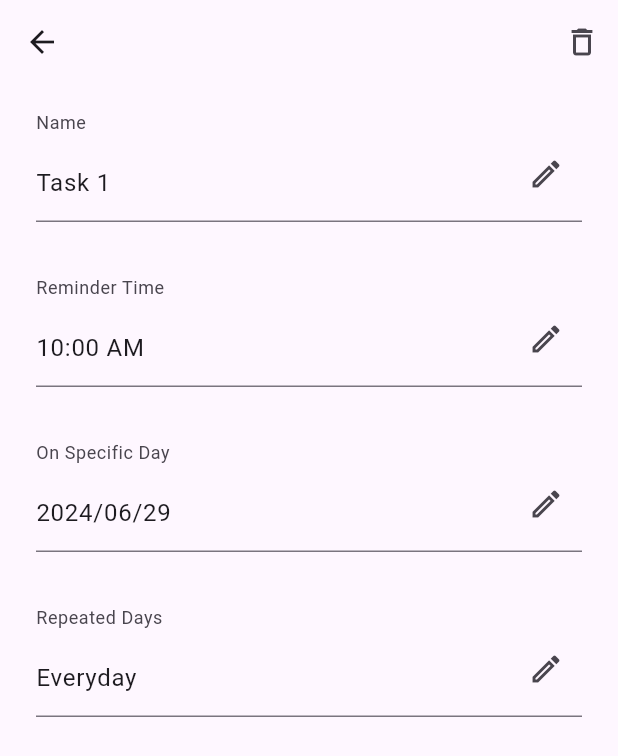
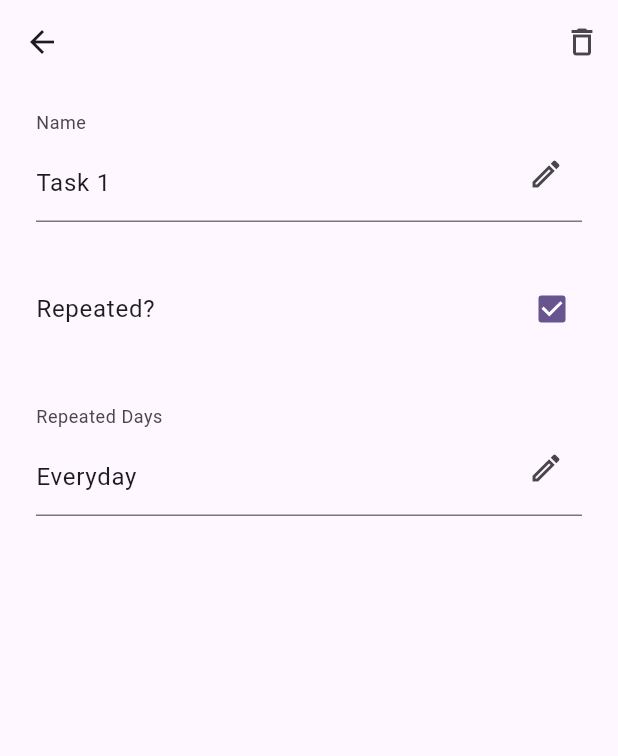
Before and after one commit to MontyCoder0701/priorit, a Flutter app: the TaskDetailScreen screen opened directly, on a phone screen of 412 x 824 dp. Shown: the top 756 px of the screen. Run offline on Flutter 3.47's test engine with Material 3 defaults, Android fonts, the phone set to English and light mode, and no system bars.

Commit message:
fix: 생성쪽에도 마찬가지 논리 적용

```diff
--- a/lib/task_create.screen.dart
+++ b/lib/task_create.screen.dart
@@ -9,7 +9,7 @@ class TaskCreateScreen extends StatefulWidget {
 
 class _TaskCreateScreenState extends State<TaskCreateScreen> {
   late final theme = Theme.of(context);
-  late bool isRepeated = false;
+  late bool isRepeated = true;
 
   @override
   Widget build(BuildContext context) {
--- a/lib/task_detail.screen.dart
+++ b/lib/task_detail.screen.dart
@@ -9,6 +9,7 @@ class TaskDetailScreen extends StatefulWidget {
 
 class _TaskDetailScreenState extends State<TaskDetailScreen> {
   late final theme = Theme.of(context);
+  late bool isRepeated = true;
 
   @override
   Widget build(BuildContext context) {
@@ -41,23 +42,18 @@ class _TaskDetailScreenState extends State<TaskDetailScreen> {
                     ),
                   ),
                   const SizedBox(height: 30),
-                  TextFormField(
-                    readOnly: true,
-                    initialValue: '10:00 AM',
-                    decoration: InputDecoration(
-                      labelText: 'Reminder Time',
-                      suffix: IconButton(
-                        onPressed: () => showTimePicker(
-                          context: context,
-                          initialTime: TimeOfDay.now(),
-                          initialEntryMode: TimePickerEntryMode.input,
-                        ),
-                        icon: const Icon(Icons.edit_outlined),
-                      ),
-                    ),
+                  CheckboxListTile(
+                    contentPadding: EdgeInsets.zero,
+                    value: isRepeated,
+                    title: const Text('Repeated?'),
+                    onChanged: (bool? value) {
+                      setState(() => isRepeated = value!);
+                    },
                   ),
                   const SizedBox(height: 30),
-                  TextFormField(
+                  Visibility(
+                    visible: !isRepeated,
+                    child: TextFormField(
                       readOnly: true,
                       initialValue: '2024/06/29',
                       decoration: InputDecoration(
@@ -72,8 +68,10 @@ class _TaskDetailScreenState extends State<TaskDetailScreen> {
                         ),
                       ),
                     ),
-                  const SizedBox(height: 30),
-                  TextFormField(
+                  ),
+                  Visibility(
+                    visible: isRepeated,
+                    child: TextFormField(
                       readOnly: true,
                       initialValue: 'Everyday',
                       decoration: InputDecoration(
@@ -114,6 +112,7 @@ class _TaskDetailScreenState extends State<TaskDetailScreen> {
                         ),
                       ),
                     ),
+                  ),
                 ],
               ),
             ),
```
Lines whose indentation alone changed are shown as unchanged.
